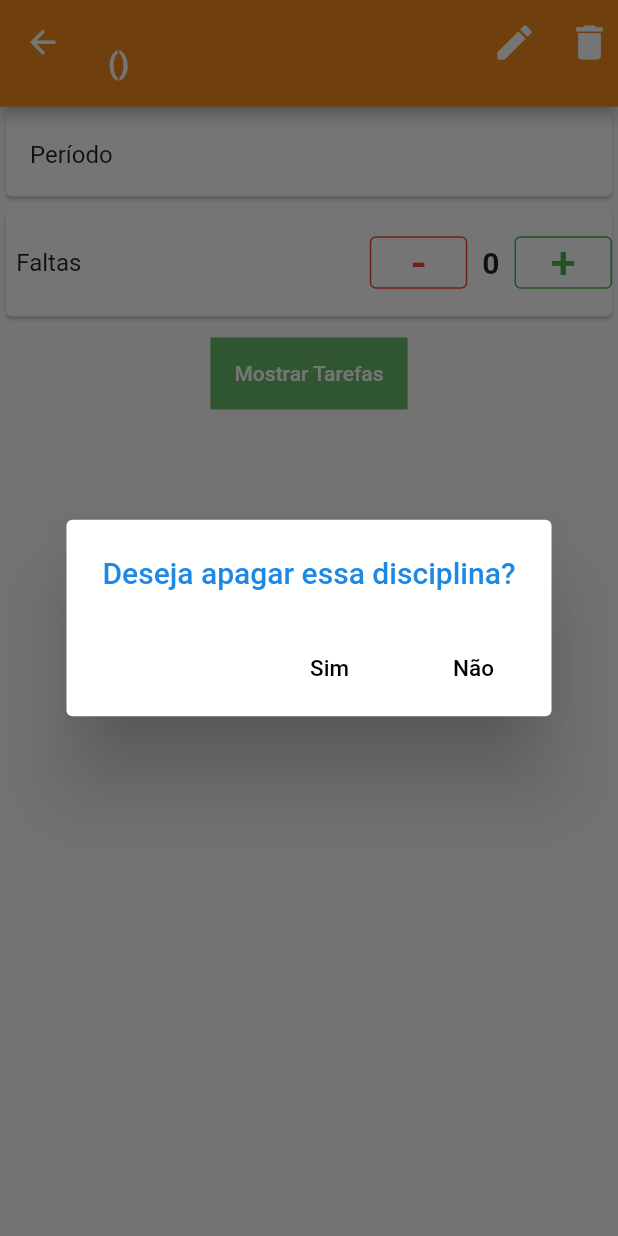
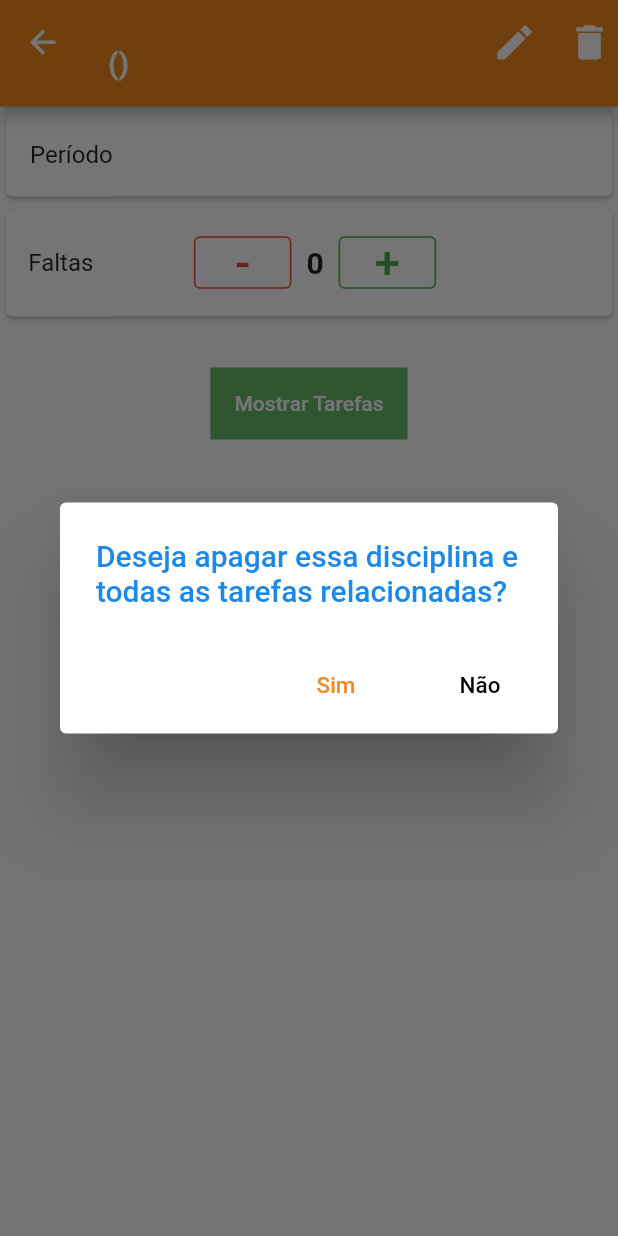
Before and after one commit to raquelms203/Organizer, a Flutter app: the ViewDisciplina screen opened directly with empty values, after a tap on the "delete" icon, on a phone screen of 412 x 824 dp. Run offline on Flutter 3.47's test engine with Material 2 defaults, Android fonts, the phone set to English and light mode, and no system bars; our stand-ins replace sqflite; accounts and stored records are empty; Roboto replaces fonts that are missing (Trojan).

Commit message:
fixes release

```diff
--- a/lib/view/lista_tarefas.dart
+++ b/lib/view/lista_tarefas.dart
@@ -293,7 +293,9 @@ class _ListaTarefas extends State<ListaTarefas>
   }
 
   int diasRestantes(int data) {
+    dataAtual = DateTime(dataAtual.year, dataAtual.month, dataAtual.day);
     DateTime dataTarefa = DateTime.fromMillisecondsSinceEpoch(data);
+    dataTarefa = DateTime(dataTarefa.year, dataTarefa.month, dataTarefa.day);
     return dataTarefa.difference(dataAtual).inDays;
   }
 }
--- a/lib/view/view_disciplina.dart
+++ b/lib/view/view_disciplina.dart
@@ -120,18 +120,25 @@ class _ViewDisciplina extends State<ViewDisciplina> {
             width: mediaQuery.size.width,
             child: Card(
               child: Row(
-                mainAxisAlignment: MainAxisAlignment.spaceBetween,
                 children: <Widget>[
-                  //   Padding(padding: EdgeInsets.only(left: 15.0)),
-                  Padding(
-                    padding: EdgeInsets.only(left: mediaQuery.size.width / 60),
+                  SizedBox(
+                    width: 8,
+                  ),
+                  Expanded(
+                    flex: 1,
+                    child: Padding(
+                      padding:
+                          EdgeInsets.only(left: mediaQuery.size.width / 60),
                       child: Text(
                         "Faltas",
                         style: TextStyle(fontSize: 16.0, fontFamily: 'Trojan'),
                       ),
                     ),
-                  //   Padding(padding: EdgeInsets.only(right: 30.0)),
-                  Row(
+                  ),
+                  Expanded(
+                    flex: 4,
+                    child: Row(
+                      mainAxisAlignment: MainAxisAlignment.center,
                       children: <Widget>[
                         SizedBox(
                           width: 65.0,
@@ -139,7 +146,8 @@ class _ViewDisciplina extends State<ViewDisciplina> {
                           child: FlatButton(
                             child: Text(
                               "-",
-                            style: TextStyle(fontSize: 30.0, color: Colors.red),
+                              style:
+                                  TextStyle(fontSize: 30.0, color: Colors.red),
                             ),
                             shape: OutlineInputBorder(
                                 borderSide: BorderSide(color: Colors.red)),
@@ -174,8 +182,8 @@ class _ViewDisciplina extends State<ViewDisciplina> {
                           child: FlatButton(
                             child: Text(
                               "+",
-                            style:
-                                TextStyle(fontSize: 30.0, color: Colors.green),
+                              style: TextStyle(
+                                  fontSize: 30.0, color: Colors.green),
                             ),
                             shape: OutlineInputBorder(
                                 borderSide: BorderSide(color: Colors.green)),
@@ -193,12 +201,17 @@ class _ViewDisciplina extends State<ViewDisciplina> {
                         ),
                       ],
                     ),
+                  ),
+                  Expanded(
+                    flex: 1,
+                    child: Container(),
+                  )
                 ],
               ),
             ),
           ),
           Padding(
-            padding: EdgeInsets.only(top: 10),
+            padding: EdgeInsets.only(top: 30),
           ),
           Center(
               child: Row(
@@ -255,14 +268,14 @@ class _ViewDisciplina extends State<ViewDisciplina> {
       builder: (BuildContext context) {
         return AlertDialog(
           title: new Text(
-            "Deseja apagar essa disciplina?",
+            "Deseja apagar essa disciplina e todas as tarefas relacionadas?",
             style: TextStyle(color: Colors.blue[600]),
           ),
           actions: <Widget>[
             FlatButton(
                 child: new Text(
                   "Sim",
-                  style: TextStyle(color: Colors.black, fontSize: 15.0),
+                  style: TextStyle(color: Color(0xffF5891F), fontSize: 15.0),
                 ),
                 onPressed: () async {
                   await databaseHelper
```
Also changed, not shown: lib/controller/configuracoes.dart (+10 -10 lines), lib/controller/form_disciplina.dart (+9 -3 lines), lib/model/database_helper.dart (+6 -1 lines), lib/view/view_tarefa.dart (+12 -15 lines), 1 other file. Lines whose indentation alone changed are shown as unchanged.
